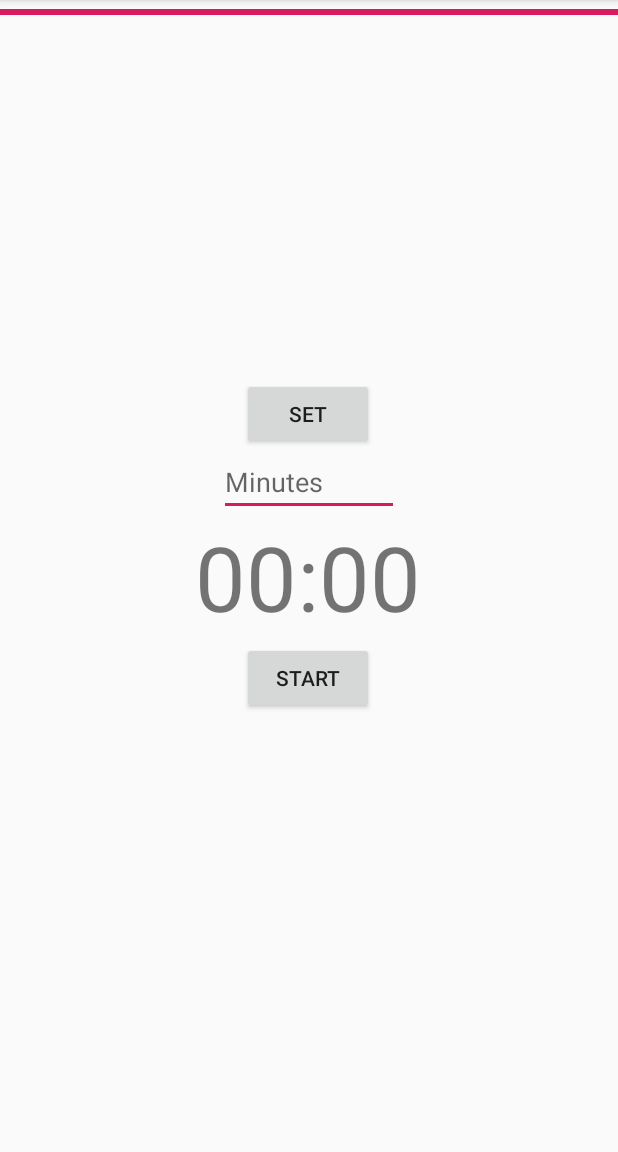
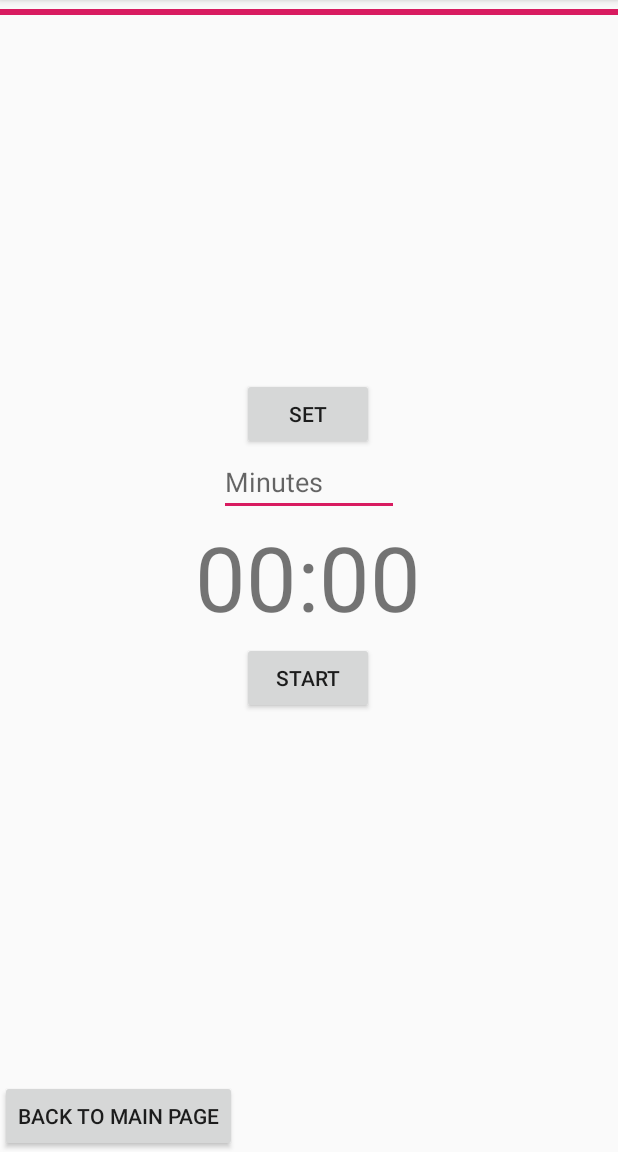
Before and after one commit to SparkDevTeams/disabilityTechRep, an Android app: the screen it shows after launch (cTimer), after a tap on "RUN TRIAL", on a phone screen of 412 x 824 dp, the part 84-1236 px from its top. Run offline under Robolectric (Android 15) with nearby library versions, the phone set to English and light mode, and no system bars.

Commit message:
links to pages work, client labels centered and padded

```diff
--- a/Client/app/src/main/java/com/example/client/MainActivity.java
+++ b/Client/app/src/main/java/com/example/client/MainActivity.java
@@ -14,6 +14,9 @@ public class MainActivity extends AppCompatActivity {
     private Button trialA;
     private Button trialB;
     private Button trialC;
+    private Button btnNote1;
+    private Button btnNote2;
+    private Button btnNote3;
 
     @Override
     protected void onCreate(Bundle savedInstanceState) {
@@ -40,5 +43,30 @@ public class MainActivity extends AppCompatActivity {
                 startActivity(new Intent(MainActivity.this, cTimer.class));
             }
         });
+
+        btnNote1 = findViewById(R.id.notes1);
+        btnNote1.setOnClickListener(new View.OnClickListener() {
+            @Override
+            public void onClick(View view) {
+                startActivity(new Intent(MainActivity.this, c1Notes.class));
+            }
+        });
+
+        btnNote2 = findViewById(R.id.notes2);
+        btnNote2.setOnClickListener(new View.OnClickListener() {
+            @Override
+            public void onClick(View view) {
+                startActivity(new Intent(MainActivity.this, c2Notes.class));
+            }
+        });
+
+        btnNote3 = findViewById(R.id.notes3);
+        btnNote3.setOnClickListener(new View.OnClickListener() {
+            @Override
+            public void onClick(View view) {
+                startActivity(new Intent(MainActivity.this, c3Notes.class));
+            }
+        });
+
     }
 }
--- a/Client/app/src/main/java/com/example/client/cTimer.java
+++ b/Client/app/src/main/java/com/example/client/cTimer.java
@@ -2,6 +2,7 @@ package com.example.client;
 
 import androidx.appcompat.app.AppCompatActivity;
 
+import android.content.Intent;
 import android.os.Bundle;
 
 
@@ -31,6 +32,7 @@ public class cTimer extends AppCompatActivity {
     private Button mButtonSet;
     private Button mButtonStartPause;
     private Button mButtonReset;
+    private Button mButtonToMain;
 
     private ProgressBar mProgressBar;
     private CountDownTimer mCountdownTimer;
@@ -95,6 +97,16 @@ public class cTimer extends AppCompatActivity {
             }
         });
         updateCountDownText();
+
+        mButtonToMain = findViewById(R.id.mainButton); //connects t xml
+        mButtonToMain.setOnClickListener(new View.OnClickListener() {
+            @Override
+            public void onClick(View v) {
+                startActivity(new Intent(cTimer.this, MainActivity.class));
+            }
+        });
+
+
 
     }
 
--- a/Client/app/src/main/res/layout/activity_c_timer.xml
+++ b/Client/app/src/main/res/layout/activity_c_timer.xml
@@ -80,5 +80,12 @@
         android:max="100"
         android:progress="0" />
 
+    <Button
+        android:id="@+id/mainButton"
+        android:layout_width="wrap_content"
+        android:layout_height="wrap_content"
+        android:text="Back to Main Page"
+        app:layout_constraintBottom_toBottomOf="parent"
+        app:layout_constraintStart_toStartOf="parent" />
 
 </androidx.constraintlayout.widget.ConstraintLayout>
```
Also changed, not shown: Client/app/src/main/AndroidManifest.xml (+9 -3 lines), Client/app/src/main/java/com/example/client/aTimer.java (+11 -1 lines), Client/app/src/main/java/com/example/client/bTimer.java (+12 -0 lines), Client/app/src/main/java/com/example/client/c1Notes.java (+13 -0 lines), Client/app/src/main/java/com/example/client/c2Notes.java (+15 -0 lines), Client/app/src/main/java/com/example/client/c3Notes.java (+15 -0 lines), Client/app/src/main/res/layout/activity_b_timer.xml (+7 -0 lines), Client/app/src/main/res/layout/activity_c1_notes.xml (+8 -0 lines), Client/app/src/main/res/layout/activity_c2_notes.xml (+8 -0 lines), Client/app/src/main/res/layout/activity_c3_notes.xml (+8 -0 lines), Client/app/src/main/res/layout/activity_timer.xml (+8 -0 lines).
